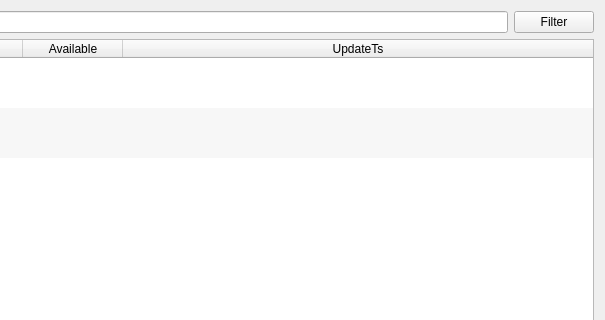
The window that app/views/templates/ManageStock.ui (rondalefloyd/mts-pos) describes before a commit, drawn with Qt 5; both pictures show x 389 to 994 and y 0 to 320 of the 994 by 629 pixel window.
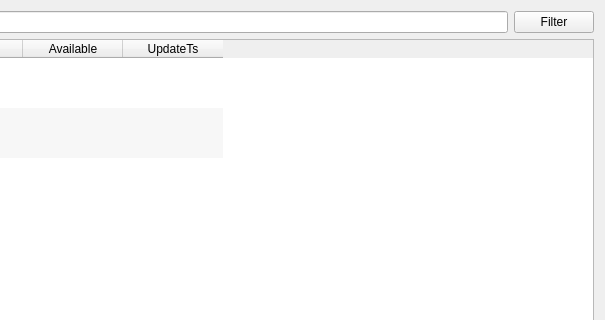
The same window after the commit.

Patch:
```diff
--- a/app/views/templates/ManageStock.ui
+++ b/app/views/templates/ManageStock.ui
@@ -53,8 +53,11 @@
        <property name="sortingEnabled">
         <bool>false</bool>
        </property>
+       <property name="wordWrap">
+        <bool>false</bool>
+       </property>
        <attribute name="horizontalHeaderStretchLastSection">
-        <bool>true</bool>
+        <bool>false</bool>
        </attribute>
        <attribute name="verticalHeaderVisible">
         <bool>false</bool>
```
